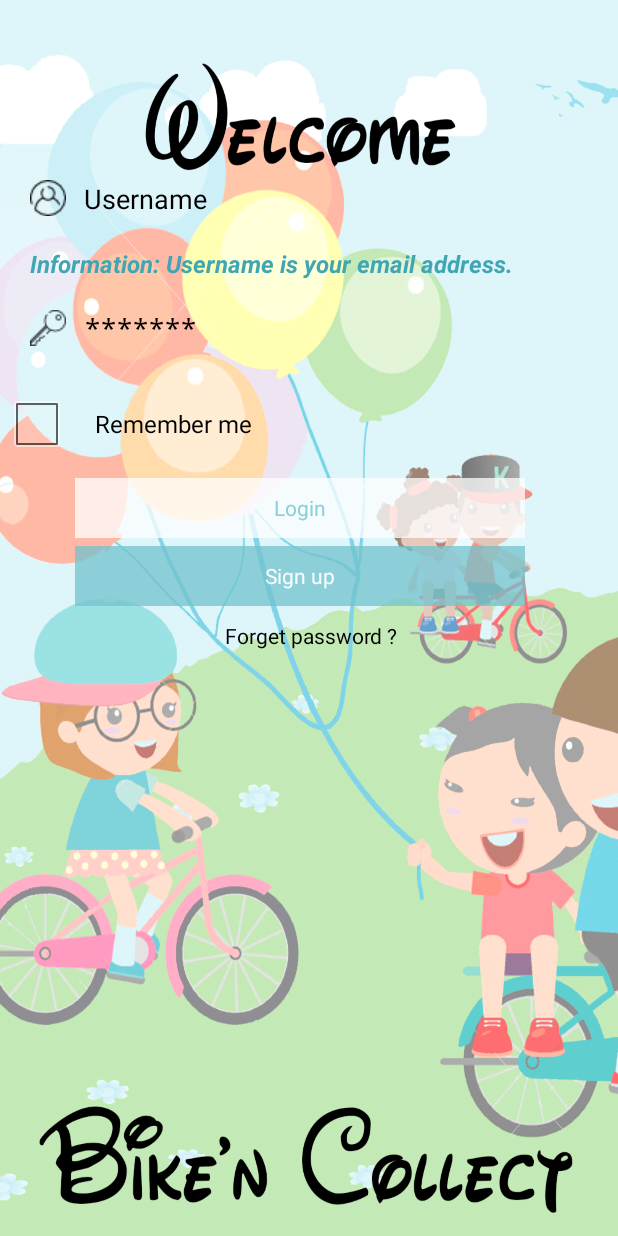
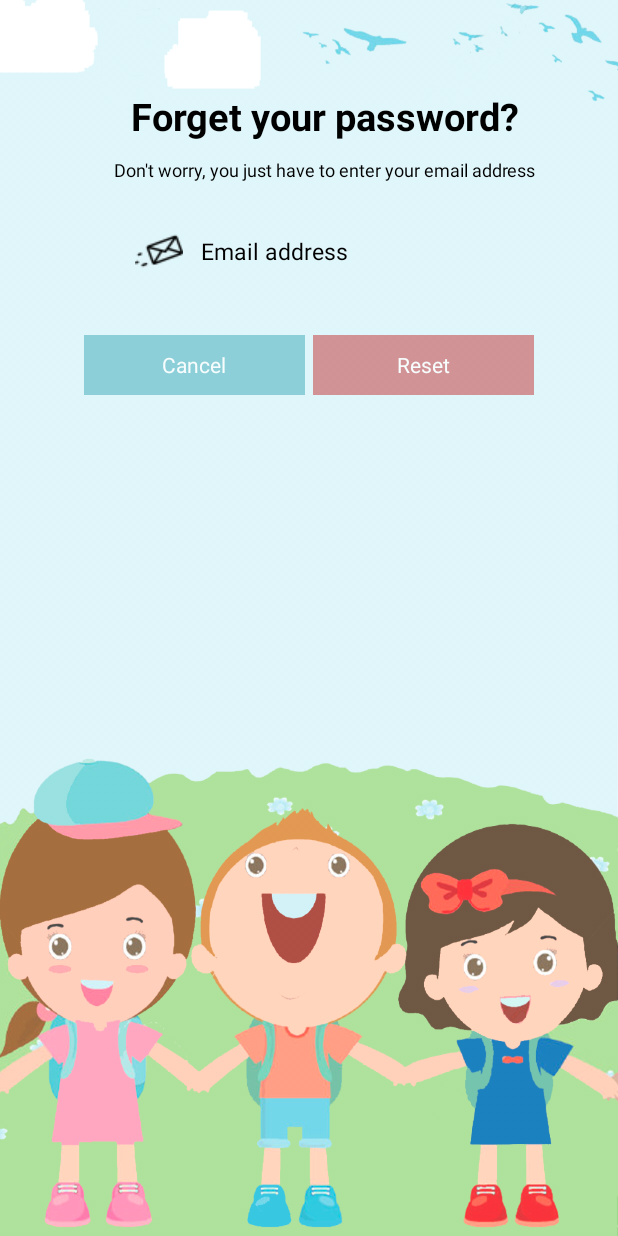
Before and after one commit to MegaCakeEater/Bikification, an Android app: the screen it shows after launch (MainActivity before the commit, ForgetPasswordActivity after it), after a tap on "Forget password ?", on a phone screen of 412 x 824 dp. Run offline under Robolectric (Android 15) with nearby library versions, the phone set to English and light mode, and no system bars; our stand-ins replace Firebase (no records; nobody signed in at launch, a user with empty details on screens opened directly).

Commit message:
Forget password

```diff
--- a/app/src/main/AndroidManifest.xml
+++ b/app/src/main/AndroidManifest.xml
@@ -30,6 +30,7 @@
         <activity android:name=".MenuActivity"></activity>
         <activity android:name=".ChatActivity"></activity>
         <activity android:name=".ShopActivity"></activity>
+        <activity android:name=".ForgetPasswordActivity"></activity>
     </application>
 
 </manifest>
--- /dev/null
+++ b/app/src/main/java/mmmi/sdu/dk/gamification/ForgetPasswordActivity.java
@@ -0,0 +1,77 @@
+package mmmi.sdu.dk.gamification;
+
+import android.app.Activity;
+import android.content.Intent;
+import android.os.Bundle;
+import android.support.annotation.NonNull;
+import android.text.TextUtils;
+import android.view.View;
+import android.widget.Button;
+import android.widget.EditText;
+import android.widget.Toast;
+
+import com.google.android.gms.tasks.OnCompleteListener;
+import com.google.android.gms.tasks.Task;
+import com.google.firebase.auth.FirebaseAuth;
+import com.google.firebase.auth.FirebaseAuthException;
+
+public class ForgetPasswordActivity extends Activity {
+
+    private EditText editTextEmail;
+    private Button buttonReset;
+    private FirebaseAuth mAuth;
+
+    @Override
+    protected void onCreate(Bundle savedInstanceState) {
+        super.onCreate(savedInstanceState);
+        setContentView(R.layout.activity_forgetpassword);
+
+        editTextEmail = (EditText) findViewById(R.id.emailChange);
+        buttonReset = (Button) findViewById(R.id.reset);
+
+        mAuth = FirebaseAuth.getInstance();
+
+        findViewById(R.id.cancel).setOnClickListener(new View.OnClickListener() {
+            @Override
+            public void onClick(View v) {
+                cancel();
+            }
+        });
+
+        findViewById(R.id.reset).setOnClickListener(new View.OnClickListener() {
+            @Override
+            public void onClick(View v) {
+                resetPassword();
+            }
+        });
+    }
+
+    private void cancel() {
+        Intent i = new Intent(this, MainActivity.class);
+        startActivity(i);
+    }
+
+    private void resetPassword() {
+        String email = editTextEmail.getText().toString().trim();
+
+        if (TextUtils.isEmpty(email)) {
+            Toast.makeText(getApplicationContext(), "Enter your email", Toast.LENGTH_SHORT).show();
+            return;
+        }
+
+        mAuth.sendPasswordResetEmail(email)
+                .addOnCompleteListener(new OnCompleteListener<Void>() {
+                    @Override
+                    public void onComplete(@NonNull Task<Void> task) {
+                        if (task.isSuccessful()) {
+                            Toast.makeText(ForgetPasswordActivity.this, "Email send", Toast.LENGTH_SHORT).show();
+                            Intent i = new Intent(ForgetPasswordActivity.this, MainActivity.class);
+                            startActivity(i);
+                        } else {
+                            FirebaseAuthException e = (FirebaseAuthException)task.getException();
+                            Toast.makeText(ForgetPasswordActivity.this, e.getMessage(), Toast.LENGTH_SHORT).show();
+                        }
+                    }
+                });
+    }
+}
--- a/app/src/main/java/mmmi/sdu/dk/gamification/MainActivity.java
+++ b/app/src/main/java/mmmi/sdu/dk/gamification/MainActivity.java
@@ -16,6 +16,7 @@ import com.google.android.gms.tasks.OnCompleteListener;
 import com.google.android.gms.tasks.Task;
 import com.google.firebase.auth.AuthResult;
 import com.google.firebase.auth.FirebaseAuth;
+import com.google.firebase.auth.FirebaseAuthException;
 
 import mmmi.sdu.dk.gamification.R;
 import mmmi.sdu.dk.gamification.SearchLocationActivity;
@@ -96,6 +97,10 @@ public class MainActivity extends Activity {
                                       finish();
                                       startActivity(new Intent(getApplicationContext(), MenuActivity.class));
                                 }
+                                else {
+                                      FirebaseAuthException e = (FirebaseAuthException)task.getException();
+                                      Toast.makeText(MainActivity.this, e.getMessage(), Toast.LENGTH_SHORT).show();
+                                }
                           }
                     });
       }
@@ -106,6 +111,7 @@ public class MainActivity extends Activity {
       }
 
       private void forgetPwd() {
-            //Firebase
+            Intent i = new Intent(this, ForgetPasswordActivity.class);
+            startActivity(i);
       }
 }
--- a/app/src/main/java/mmmi/sdu/dk/gamification/MenuActivity.java
+++ b/app/src/main/java/mmmi/sdu/dk/gamification/MenuActivity.java
@@ -74,12 +74,12 @@ public class MenuActivity extends Activity {
     }
 
     private void shop() {
-        Intent i = new Intent(this, ChatActivity.class);
+        Intent i = new Intent(this, ShopActivity.class);
         startActivity(i);
     }
 
     private void chat() {
-        Intent i = new Intent(this, ShopActivity.class);
+        Intent i = new Intent(this, ChatActivity.class);
         startActivity(i);
     }
 }
--- /dev/null
+++ b/app/src/main/res/layout/activity_forgetpassword.xml
@@ -0,0 +1,87 @@
+<?xml version="1.0" encoding="utf-8"?>
+<LinearLayout xmlns:android="http://schemas.android.com/apk/res/android"
+    xmlns:tools="http://schemas.android.com/tools"
+    android:orientation="vertical"
+    android:layout_width="match_parent"
+    android:layout_height="match_parent"
+    android:background="@drawable/background_menu"
+    tools:context="mmmi.sdu.dk.gamification.ForgetPasswordActivity"
+    android:weightSum="1">
+
+    <TextView
+    android:id="@+id/enterText"
+    android:layout_width="match_parent"
+    android:layout_height="wrap_content"
+    android:layout_marginLeft="20dp"
+    android:layout_marginTop="60dp"
+    android:text="Forget your password?"
+    android:textColor="#000000"
+    android:textSize="25dp"
+    android:textAlignment="center"
+    android:textStyle="bold" />
+
+    <TextView
+        android:id="@+id/message"
+        android:layout_width="match_parent"
+        android:layout_height="wrap_content"
+        android:layout_marginLeft="20dp"
+        android:layout_marginTop="10dp"
+        android:text="Don't worry, you just have to enter your email address"
+        android:textColor="#000000"
+        android:textSize="12dp"
+        android:textAlignment="center" />
+
+
+    <EditText
+        android:id="@+id/emailChange"
+        android:layout_width="252dp"
+        android:layout_height="wrap_content"
+        android:layout_marginLeft="70dp"
+        android:layout_marginTop="10dp"
+        android:background="@android:color/transparent"
+        android:drawableLeft="@drawable/email"
+        android:drawablePadding="12dp"
+        android:hint="Email address"
+        android:inputType="textEmailAddress"
+        android:maxLines="1"
+        android:padding="20dp"
+        android:textColorHint="#000000"
+        android:textSize="15dp" />
+
+    <LinearLayout
+        android:layout_width="300dp"
+        android:layout_height="match_parent"
+        android:orientation="horizontal"
+        android:layout_gravity="center">
+
+        <Button
+            android:id="@+id/cancel"
+            android:layout_width="20dp"
+            android:layout_height="40dp"
+            android:layout_marginLeft="0dp"
+            android:layout_marginTop="20dp"
+            android:layout_weight="1"
+            android:alpha="0.75"
+            android:background="#72c3cd"
+            android:clickable="true"
+            android:text="Cancel"
+            android:textAllCaps="false"
+            android:textColor="#ffffff" />
+
+        <Button
+            android:id="@+id/reset"
+            android:layout_width="20dp"
+            android:layout_height="40dp"
+            android:layout_marginLeft="5dp"
+            android:layout_marginTop="20dp"
+            android:layout_weight="1"
+            android:alpha="0.75"
+            android:background="#cd7274"
+            android:clickable="true"
+            android:text="Reset"
+            android:textAllCaps="false"
+            android:textColor="#ffffff" />
+
+    </LinearLayout>
+
+</LinearLayout>
--- a/app/src/main/res/layout/activity_main.xml
+++ b/app/src/main/res/layout/activity_main.xml
@@ -16,7 +16,7 @@
         android:ems="10"
         android:drawablePadding="12dp"
         android:padding="20dp"
-        android:layout_marginTop="100dp"
+        android:layout_marginTop="130dp"
         android:hint="Username"
         android:textColorHint="#000000"
         android:maxLines="1"
@@ -47,16 +47,6 @@
         android:textColorHint="#000000"
         android:maxLines="1"
         android:drawableLeft="@drawable/key"
-        />
-
-    <CheckBox
-        android:id="@+id/rememberButton"
-        android:layout_width="wrap_content"
-        android:layout_height="wrap_content"
-        android:padding="20dp"
-        android:layout_marginLeft="5dp"
-        android:text="Remember me"
-        android:textColor="#000000"
         />
 
     <Button
```
Also changed, not shown: app/src/main/java/mmmi/sdu/dk/gamification/ChatActivity.java (+20 -0 lines), app/src/main/java/mmmi/sdu/dk/gamification/SearchLocationActivity.java (+12 -0 lines), app/src/main/java/mmmi/sdu/dk/gamification/ShopActivity.java (+20 -0 lines), app/src/main/res/layout/activity_chat.xml (+26 -0 lines), app/src/main/res/layout/activity_searchlocation.xml (+17 -4 lines), app/src/main/res/layout/activity_shop.xml (+28 -0 lines), app/src/main/res/drawable/email.png (added), app/src/main/res/drawable/home.png (added).
